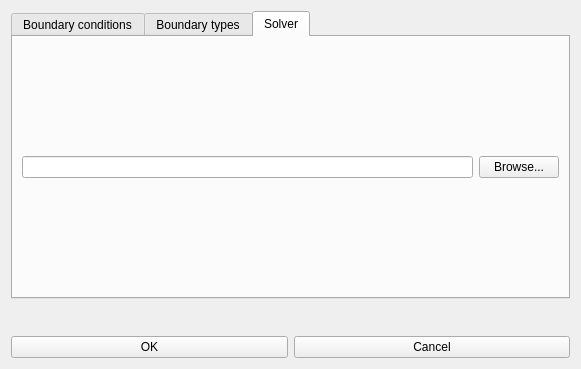
Old version of the form src/guieditboundaryconditions.ui in the repository enGits/engrid.
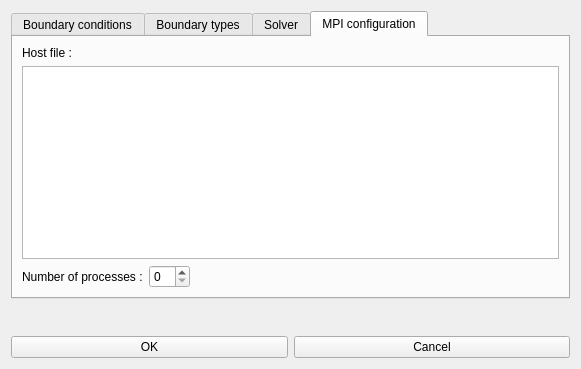
New version of the form. Icons and pictures are not drawn.

Commit message: selected solver saved to .egc file

The edit to the form file:
```diff
--- a/src/guieditboundaryconditions.ui
+++ b/src/guieditboundaryconditions.ui
@@ -24,7 +24,7 @@
    <item>
     <widget class="QTabWidget" name="tabWidget">
      <property name="currentIndex">
-      <number>2</number>
+      <number>3</number>
      </property>
      <widget class="QWidget" name="tab_BoundaryConditions">
       <attribute name="title">
@@ -169,21 +169,51 @@
        <string>Solver</string>
       </attribute>
       <layout class="QGridLayout" name="gridLayout_2">
-       <item row="3" column="0">
-        <widget class="QLineEdit" name="lineEdit_Path"/>
-       </item>
-       <item row="3" column="1">
-        <widget class="QPushButton" name="pushButton_Browse">
-         <property name="text">
-          <string>Browse...</string>
-         </property>
-        </widget>
-       </item>
        <item row="2" column="0" colspan="2">
         <layout class="QVBoxLayout" name="verticalLayout_Solver"/>
        </item>
       </layout>
      </widget>
+     <widget class="QWidget" name="tab">
+      <attribute name="title">
+       <string>MPI configuration</string>
+      </attribute>
+      <layout class="QGridLayout" name="gridLayout_4">
+       <item row="1" column="0" colspan="3">
+        <widget class="QPlainTextEdit" name="plainTextEdit_HostFile"/>
+       </item>
+       <item row="2" column="0">
+        <widget class="QLabel" name="label_5">
+         <property name="text">
+          <string>Number of processes :</string>
+         </property>
+        </widget>
+       </item>
+       <item row="0" column="0" colspan="3">
+        <widget class="QLabel" name="label_6">
+         <property name="text">
+          <string>Host file :</string>
+         </property>
+        </widget>
+       </item>
+       <item row="2" column="1">
+        <widget class="QSpinBox" name="spinBox_NumProcesses"/>
+       </item>
+       <item row="2" column="2">
+        <spacer name="horizontalSpacer">
+         <property name="orientation">
+          <enum>Qt::Horizontal</enum>
+         </property>
+         <property name="sizeHint" stdset="0">
+          <size>
+           <width>40</width>
+           <height>20</height>
+          </size>
+         </property>
+        </spacer>
+       </item>
+      </layout>
+     </widget>
     </widget>
    </item>
    <item>
```
The commit also changes 2 other files.
